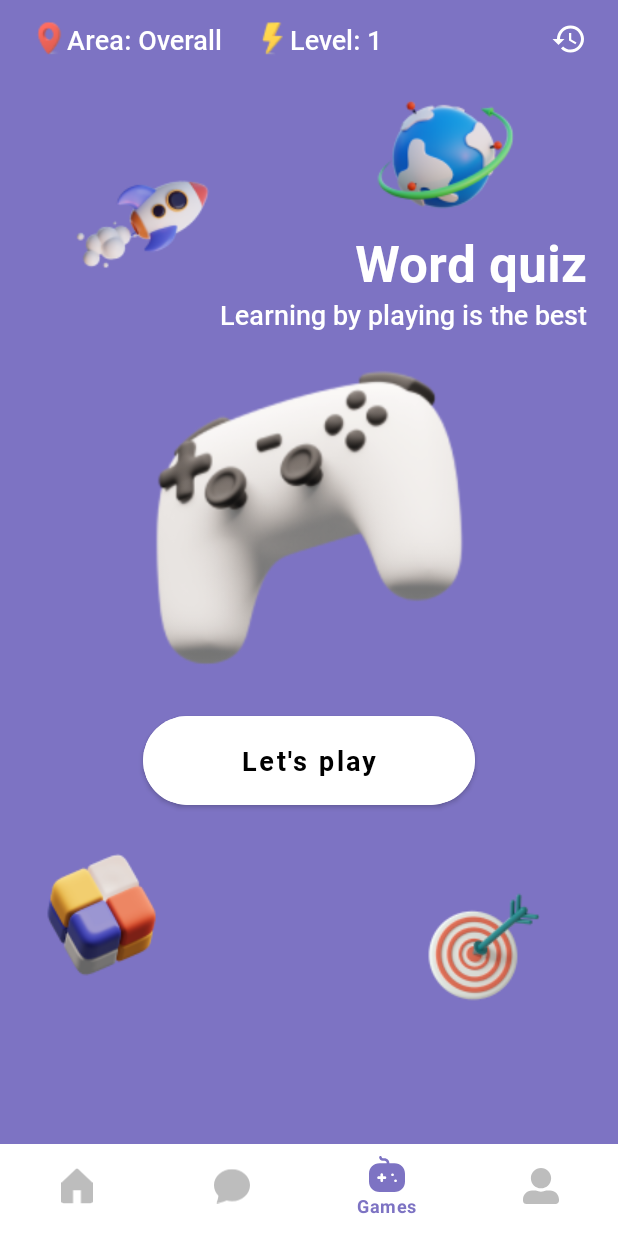
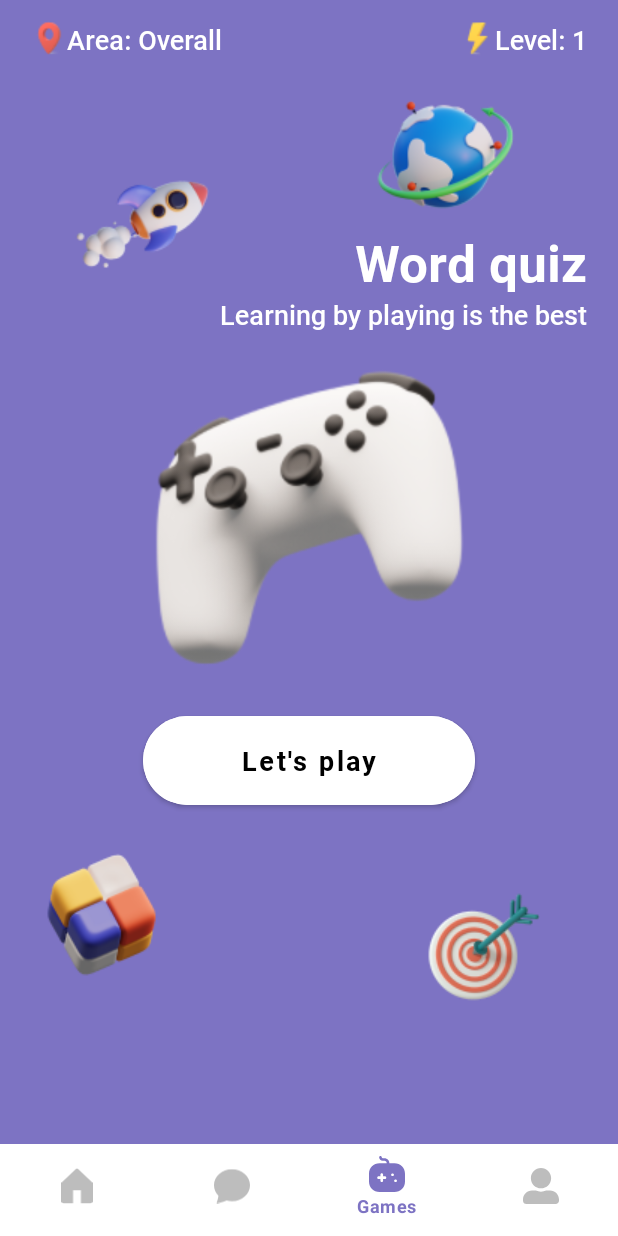
Before and after one commit to leductrung2310/ELS, an Android app: the GamesFragment screen opened through its navigation route, on a phone screen of 412 x 824 dp. Run offline under Robolectric (Android 15) with nearby library versions, the phone set to English and light mode, and no system bars; our stand-ins replace Firebase (no records; nobody signed in at launch, a user with empty details on screens opened directly), navigation-ui, sdp/ssp sizes.

Commit message:
Update quiz game UI

```diff
--- a/app/src/main/res/layout/fragment_games.xml
+++ b/app/src/main/res/layout/fragment_games.xml
@@ -22,9 +22,9 @@
                 android:id="@+id/level"
                 android:layout_width="wrap_content"
                 android:layout_height="wrap_content"
-                android:layout_marginStart="@dimen/largePadding"
+                android:layout_marginEnd="@dimen/largePadding"
+                app:layout_constraintEnd_toEndOf="parent"
                 app:layout_constraintBottom_toBottomOf="parent"
-                app:layout_constraintStart_toEndOf="@+id/area"
                 app:layout_constraintTop_toTopOf="parent"
                 tools:ignore="UseCompoundDrawables">
 
@@ -48,6 +48,7 @@
             </LinearLayout>
 
             <ImageView
+                android:visibility="gone"
                 android:id="@+id/history_btn"
                 android:layout_width="wrap_content"
                 android:layout_height="wrap_content"
```
